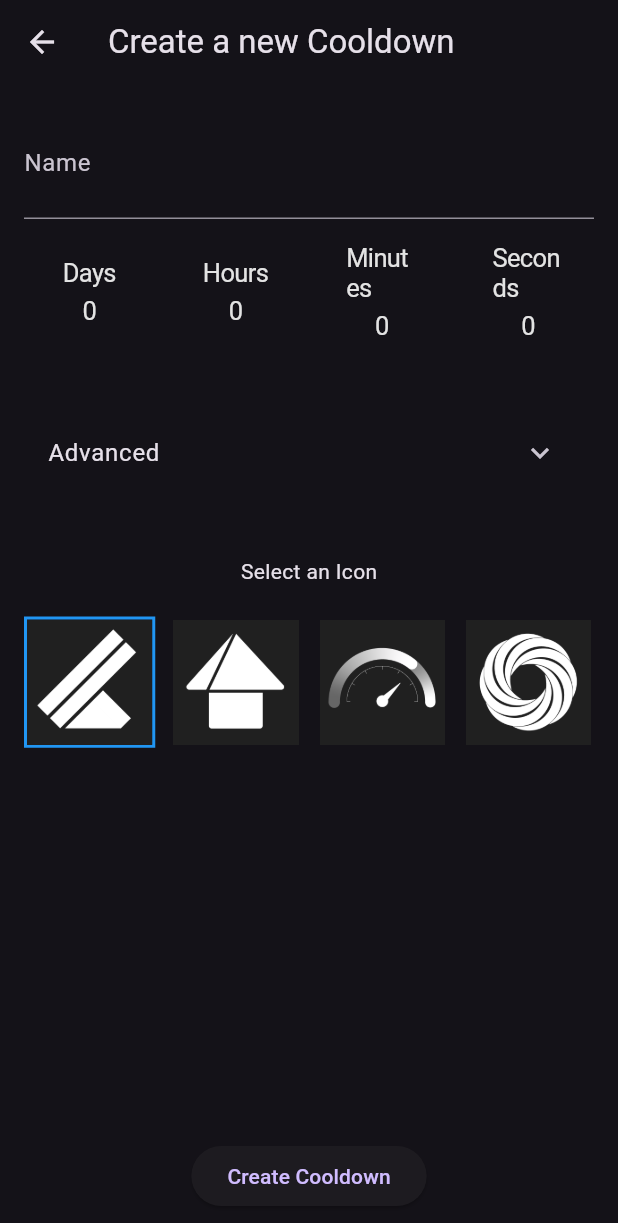
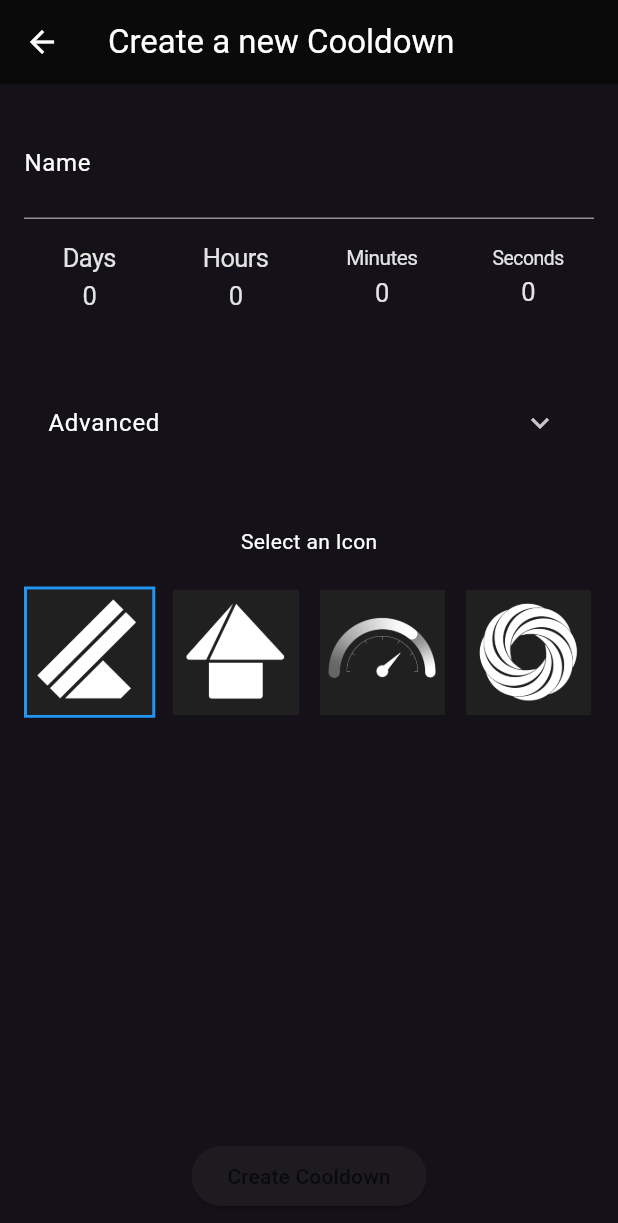
Before and after one commit to PitaFLAME/Cooldowns, a Flutter app: the screen it shows after launch, after a tap on the "add" icon, on a phone screen of 412 x 824 dp. Shown: the top 1223 px of the screen. Run offline on Flutter 3.47's test engine with Material 3 defaults, Android fonts, the phone set to English and light mode, and no system bars.

Commit message:
Fixing version mismatch

```diff
--- a/lib/createCooldown.dart
+++ b/lib/createCooldown.dart
@@ -54,7 +54,15 @@ class _CreateTimerPageState extends State<CreateTimerPage> {
 
   void _createTimer() {
     final duration = Duration(
-        days: _days, hours: _hours, minutes: _minutes, seconds: _seconds);
+                    days: _days,
+                    hours: _hours,
+                    minutes: _minutes,
+                    seconds: _seconds)
+                .inSeconds >
+            0
+        ? Duration(
+            days: _days, hours: _hours, minutes: _minutes, seconds: _seconds)
+        : Duration(seconds: 10);
     final endTimeNulls = List<DateTime?>.filled(_numCharges, null);
     final newTimer = TimerObject(
       name: _name,
@@ -73,8 +81,11 @@ class _CreateTimerPageState extends State<CreateTimerPage> {
   Widget build(BuildContext context) {
     return Scaffold(
       appBar: AppBar(
+        backgroundColor: Color(0xFF0A0A0A),
+        iconTheme: IconThemeData(color: Colors.white),
         title: Text(
-            widget.timer == null ? 'Create a new Cooldown' : 'Edit Cooldown'),
+            widget.timer == null ? 'Create a new Cooldown' : 'Edit Cooldown',
+            style: TextStyle(color: Colors.white)),
       ),
       body: Padding(
         padding: const EdgeInsets.all(16.0),
@@ -83,9 +94,15 @@ class _CreateTimerPageState extends State<CreateTimerPage> {
           child: Column(
             children: <Widget>[
               TextFormField(
-                decoration: const InputDecoration(labelText: 'Name'),
+                cursorColor: Colors.white,
+                decoration: const InputDecoration(
+                    labelText: 'Name',
+                    labelStyle: TextStyle(color: Colors.white),
+                    focusedBorder: UnderlineInputBorder(
+                      borderSide: BorderSide(color: Colors.white),
+                    )),
                 initialValue: _name,
-                style: const TextStyle(fontSize: 28),
+                style: const TextStyle(fontSize: 28, color: Colors.white),
                 onChanged: (value) {
                   setState(() {
                     _name = value;
@@ -105,8 +122,11 @@ class _CreateTimerPageState extends State<CreateTimerPage> {
                       child: Column(
                         mainAxisAlignment: MainAxisAlignment.center,
                         children: [
-                          const Text('Days',
-                              style: TextStyle(color: Color(0xFFe3e3e3))),
+                          FittedBox(
+                            fit: BoxFit.fitWidth,
+                            child: Text('Days',
+                                style: TextStyle(color: Color(0xFFe3e3e3))),
+                          ),
                           const SizedBox(height: 5),
                           Text('$_days',
                               style: const TextStyle(color: Color(0xFFe3e3e3))),
@@ -142,8 +162,11 @@ class _CreateTimerPageState extends State<CreateTimerPage> {
                       child: Column(
                         mainAxisAlignment: MainAxisAlignment.center,
                         children: [
-                          const Text('Hours',
-                              style: TextStyle(color: Color(0xFFe3e3e3))),
+                          FittedBox(
+                            fit: BoxFit.fitWidth,
+                            child: Text('Hours',
+                                style: TextStyle(color: Color(0xFFe3e3e3))),
+                          ),
                           const SizedBox(height: 5),
                           Text('$_hours',
                               style: const TextStyle(color: Color(0xFFe3e3e3))),
@@ -179,8 +202,11 @@ class _CreateTimerPageState extends State<CreateTimerPage> {
                       child: Column(
                         mainAxisAlignment: MainAxisAlignment.center,
                         children: [
-                          const Text('Minutes',
-                              style: TextStyle(color: Color(0xFFe3e3e3))),
+                          FittedBox(
+                            fit: BoxFit.fitWidth,
+                            child: Text('Minutes',
+                                style: TextStyle(color: Color(0xFFe3e3e3))),
+                          ),
                           const SizedBox(height: 5),
                           Text('$_minutes',
                               style: const TextStyle(color: Color(0xFFe3e3e3))),
@@ -216,8 +242,11 @@ class _CreateTimerPageState extends State<CreateTimerPage> {
                       child: Column(
                         mainAxisAlignment: MainAxisAlignment.center,
                         children: [
-                          const Text('Seconds',
-                              style: TextStyle(color: Color(0xFFe3e3e3))),
+                          FittedBox(
+                            fit: BoxFit.fitWidth,
+                            child: Text('Seconds',
+                                style: TextStyle(color: Color(0xFFe3e3e3))),
+                          ),
                           const SizedBox(height: 5),
                           Text('$_seconds',
                               style: const TextStyle(color: Color(0xFFe3e3e3))),
@@ -251,20 +280,22 @@ class _CreateTimerPageState extends State<CreateTimerPage> {
               ),
               const SizedBox(height: 30),
               ExpansionTile(
-                title: const Text('Advanced'),
+                title: const Text('Advanced',
+                    style: TextStyle(color: Colors.white)),
                 initiallyExpanded: _isChargeSectionExpanded,
                 onExpansionChanged: (expanded) {
                   setState(() {
                     _isChargeSectionExpanded = expanded;
                   });
                 },
+                iconColor: Colors.white,
                 children: [
                   Row(
                     children: [
                       const SizedBox(width: 10),
                       const Text('Charges:',
                           textAlign: TextAlign.left,
-                          style: TextStyle(fontSize: 16)),
+                          style: TextStyle(fontSize: 16, color: Colors.white)),
                       const SizedBox(width: 20),
                       ClipRRect(
                         borderRadius: BorderRadius.circular(40),
@@ -276,7 +307,8 @@ class _CreateTimerPageState extends State<CreateTimerPage> {
                             mainAxisAlignment: MainAxisAlignment.center,
                             children: [
                               IconButton(
-                                icon: const Icon(Icons.remove),
+                                icon: const Icon(Icons.remove,
+                                    color: Colors.white),
                                 onPressed: () {
                                   setState(() {
                                     if (_numCharges > 1) {
@@ -286,9 +318,11 @@ class _CreateTimerPageState extends State<CreateTimerPage> {
                                 },
                               ),
                               Text('$_numCharges',
-                                  style: const TextStyle(fontSize: 16)),
+                                  style: const TextStyle(
+                                      fontSize: 16, color: Colors.white)),
                               IconButton(
-                                icon: const Icon(Icons.add),
+                                icon:
+                                    const Icon(Icons.add, color: Colors.white),
                                 onPressed: () {
                                   setState(() {
                                     _numCharges++;
@@ -308,15 +342,18 @@ class _CreateTimerPageState extends State<CreateTimerPage> {
                         width: double.infinity,
                         child: Text('Recharge Style:',
                             textAlign: TextAlign.left,
-                            style: TextStyle(fontSize: 16)),
+                            style:
+                                TextStyle(fontSize: 16, color: Colors.white)),
                       ),
                       Row(
                         mainAxisAlignment: MainAxisAlignment.center,
                         children: <Widget>[
                           Expanded(
                             child: ListTile(
-                              title: const Text('Parallel'),
+                              title: const Text('Parallel',
+                                  style: TextStyle(color: Colors.white)),
                               leading: Radio<RechargeType>(
+                                activeColor: Color(0xFF598392),
                                 value: RechargeType.parallel,
                                 groupValue: _chargeType,
                                 onChanged: (RechargeType? value) {
@@ -329,8 +366,10 @@ class _CreateTimerPageState extends State<CreateTimerPage> {
                           ),
                           Expanded(
                             child: ListTile(
-                              title: const Text('Series'),
+                              title: const Text('Series',
+                                  style: TextStyle(color: Colors.white)),
                               leading: Radio<RechargeType>(
+                                activeColor: Color(0xFF598392),
                                 value: RechargeType.series,
                                 groupValue: _chargeType,
                                 onChanged: (RechargeType? value) {
@@ -348,7 +387,8 @@ class _CreateTimerPageState extends State<CreateTimerPage> {
                 ],
               ),
               const SizedBox(height: 40),
-              const Text('Select an Icon'),
+              const Text('Select an Icon',
+                  style: TextStyle(color: Colors.white)),
               const SizedBox(height: 20),
               Expanded(
                 child: GridView.builder(
@@ -387,7 +427,8 @@ class _CreateTimerPageState extends State<CreateTimerPage> {
                     _createTimer();
                   }
                 },
-                child: const Text('Create Cooldown'),
+                child: const Text('Create Cooldown',
+                    style: TextStyle(color: Color(0xFF0A0A0A))),
               ),
             ],
           ),
--- a/lib/homePage.dart
+++ b/lib/homePage.dart
@@ -9,6 +9,21 @@ import 'dart:io';
 
 import 'cooldownObject.dart';
 import 'createCooldown.dart';
+
+class TimerApp extends StatelessWidget {
+  const TimerApp({super.key});
+
+  @override
+  Widget build(BuildContext context) {
+    return MaterialApp(
+      title: 'Cooldown Timer',
+      theme: ThemeData(
+        scaffoldBackgroundColor: Color(0xFF0A0A0A),
+      ),
+      home: const TimerHomePage(),
+    );
+  }
+}
 
 class TimerHomePage extends StatefulWidget {
   const TimerHomePage({super.key});
@@ -130,7 +145,8 @@ class _TimerHomePageState extends State<TimerHomePage> {
   Widget build(BuildContext context) {
     return Scaffold(
       appBar: AppBar(
-        title: const Text('Cooldowns'),
+        title: const Text('Cooldowns', style: TextStyle(color: Colors.white)),
+        backgroundColor: Color(0xFF0A0A0A),
       ),
       body: AlignedGridView.count(
         crossAxisCount: 2,
@@ -147,6 +163,7 @@ class _TimerHomePageState extends State<TimerHomePage> {
         padding: const EdgeInsets.all(10),
       ),
       floatingActionButton: FloatingActionButton(
+        backgroundColor: Color.fromARGB(255, 184, 225, 239),
         onPressed: () async {
           final TimerObject? newTimer = await Navigator.push(
             context,
@@ -162,7 +179,6 @@ class _TimerHomePageState extends State<TimerHomePage> {
   }
 }
 
-// Main Display Stack
 class TimerDisplay extends StatelessWidget {
   final TimerObject timer;
   final VoidCallback onTimerTap;
@@ -186,6 +202,7 @@ class TimerDisplay extends StatelessWidget {
         : (timer.endTime.first!.difference(DateTime.now())).inMilliseconds /
             timer.duration.inMilliseconds;
 
+    // main Cooldown Display widget
     return Container(
       child: Flex(
         direction: Axis.vertical,
```
Also changed, not shown: lib/main.dart (+0 -7 lines).
